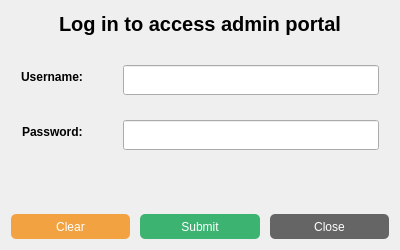
First picture: the form in GeneratedUI/uifiles/pwd.ui, repository ayushr01/Library-Management-System, before the edit.
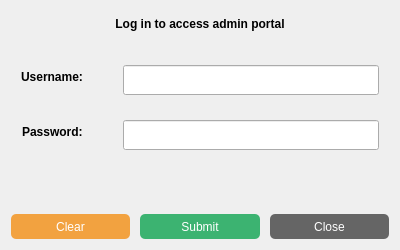
Second picture: the form after the edit.

```diff
--- a/GeneratedUI/uifiles/pwd.ui
+++ b/GeneratedUI/uifiles/pwd.ui
@@ -33,7 +33,6 @@
     <widget class="QLabel" name="info">
      <property name="font">
       <font>
-       <pointsize>15</pointsize>
        <bold>true</bold>
       </font>
      </property>
```
